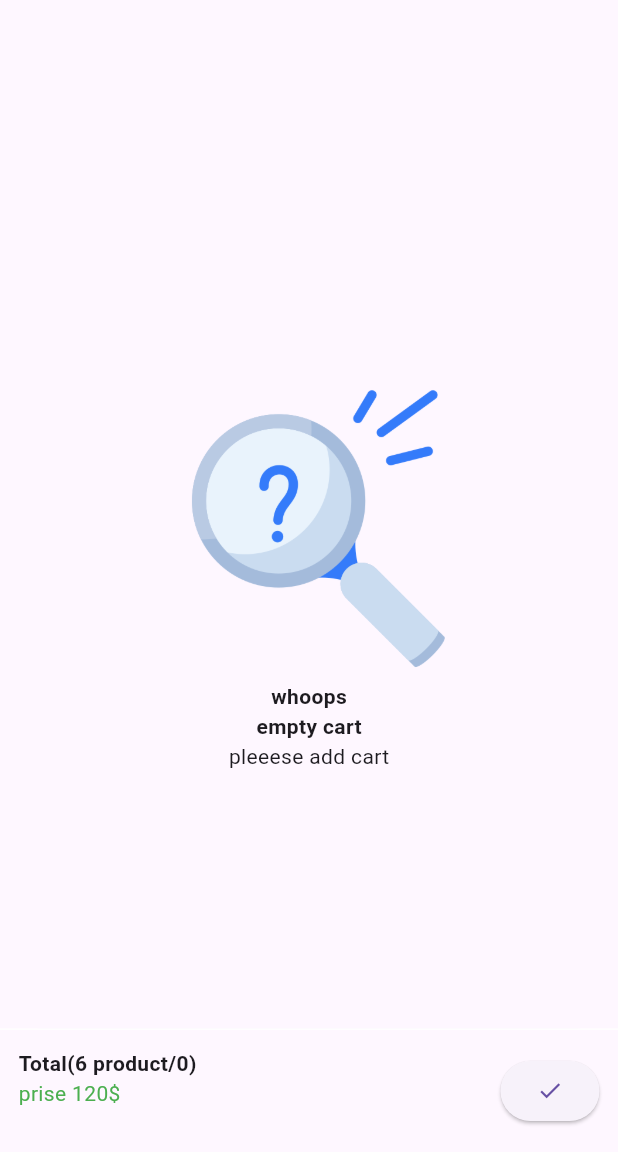
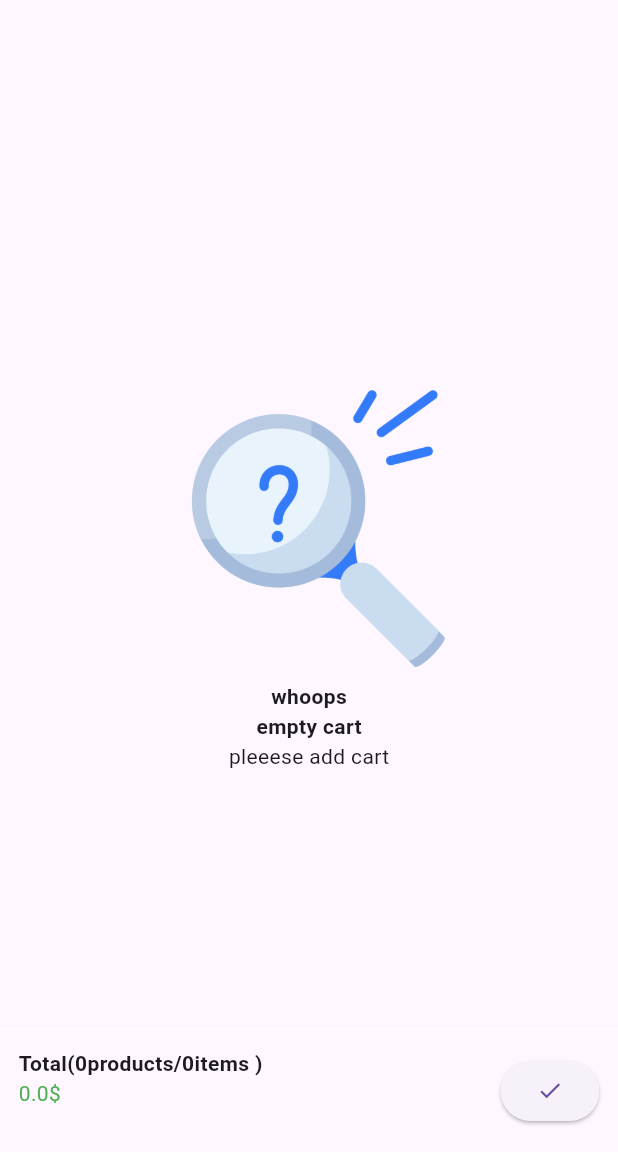
Before and after one commit to HussienAboSoker/shop_smart_users, a Flutter app: the CartSceen screen opened directly, on a phone screen of 412 x 824 dp, the part 84-1236 px from its top. Run offline on Flutter 3.47's test engine with Material 3 defaults, Android fonts, the phone set to English and light mode, and no system bars; our stand-ins replace card_swiper, fancy_shimmer_image, image_picker, ionicons, shared_preferences; missing offline and left inert: dynamic_height_grid_view; accounts and stored records are empty.

Commit message:
handel cart sreen (add 2  method for calculate total Quntity,)

```diff
--- a/lib/constants/imagepath.dart
+++ b/lib/constants/imagepath.dart
@@ -35,4 +35,6 @@ class ImagePath {
   static String roundedMap = "assets/images/rounded_map.png";
   static String successful = "assets/images/cloudy.png";
   static String warning = "assets/images/warning.png";
+  static String empty = "assets/images/No Product.png";
+
 }
--- a/lib/main.dart
+++ b/lib/main.dart
@@ -11,7 +11,7 @@ import 'package:shop_smart_users/screens/inner_screens/product_details.dart';
 import 'package:shop_smart_users/screens/inner_screens/view_recently.dart';
 import 'package:shop_smart_users/screens/inner_screens/wishlist.dart';
 import 'package:shop_smart_users/screens/auth/login_screen.dart';
-import 'package:shop_smart_users/screens/rootscreens.dart';
+import 'package:shop_smart_users/rootscreens.dart';
 import 'package:shop_smart_users/screens/searchscreen.dart';
 
 void main() {
@@ -34,6 +34,9 @@ class MyApp extends StatelessWidget {
           return ProductProvider();
         }),
          ChangeNotifierProvider(create: (_) {
+          return CartProvider();
+        }),
+          ChangeNotifierProvider(create: (_) {
           return CartProvider();
         }),
       ],
--- a/lib/models/cart_model.dart
+++ b/lib/models/cart_model.dart
@@ -1,9 +1,10 @@
 import 'package:flutter/material.dart';
 
 class CartModel with ChangeNotifier{
- final String productId,cartid;
+ final String productId,cartId;
  final int countatiy;
- CartModel({required this.productId, required this.cartid, required this.countatiy});
+ CartModel({required this.productId, required this.cartId, required this.countatiy});
+
 
 
 }
--- a/lib/providers/cart_provider.dart
+++ b/lib/providers/cart_provider.dart
@@ -1,5 +1,7 @@
 import 'package:flutter/material.dart';
 import 'package:shop_smart_users/models/cart_model.dart';
+import 'package:shop_smart_users/models/product_model.dart';
+import 'package:shop_smart_users/providers/product_provider.dart';
 import 'package:uuid/uuid.dart';
 
 class CartProvider with ChangeNotifier {
@@ -13,16 +15,43 @@ class CartProvider with ChangeNotifier {
     _cartproducts.putIfAbsent(
       productId, //key
       () => CartModel(
-          productId: productId, cartid: const Uuid().v4(), countatiy: 1),
+          productId: productId, cartId: const Uuid().v4(), countatiy: 1),
     );
-     notifyListeners() ;
+    notifyListeners();
   }
 
   bool isProductInCart({required String productId}) {
     return _cartproducts.containsKey(productId);
-
   }
 
+  deltecart({required cartId}) {
+    _cartproducts.remove(cartId);
+  }
 
+  double totalPice({required ProductProvider productprovider}) {
+    double total = 0;
 
+    _cartproducts.forEach(
+      (key, value) {
+        final currnatproduct = productprovider.productById(value.cartId);
+        if (currnatproduct == null) {
+          total += 0;
+        } else {
+          total += double.parse(currnatproduct.productPrice) * value.countatiy;
+        }
+      },
+    );
+
+    return total;
+  }
+
+  int quntitycart() {
+    int total = 0;
+    _cartproducts.forEach(
+      (key, value) {
+        total += value.countatiy;
+      },
+    );
+    return total;
+  }
 }
--- a/lib/screens/auth/login_screen.dart
+++ b/lib/screens/auth/login_screen.dart
@@ -2,7 +2,7 @@ import 'package:flutter/material.dart';
 import 'package:ionicons/ionicons.dart';
 import 'package:shop_smart_users/screens/auth/forgot_password_screen.dart';
 import 'package:shop_smart_users/screens/auth/sin_up_screen.dart';
-import 'package:shop_smart_users/screens/rootscreens.dart';
+import 'package:shop_smart_users/rootscreens.dart';
 import 'package:shop_smart_users/services/validation.dart';
 import 'package:shop_smart_users/widget/custom_textformfiled.dart';
 import 'package:shop_smart_users/widget/text/cutom_subtitle.dart';
--- a/lib/screens/cart/butttom_checkout.dart
+++ b/lib/screens/cart/butttom_checkout.dart
@@ -1,6 +1,7 @@
 import 'package:flutter/material.dart';
 import 'package:provider/provider.dart';
 import 'package:shop_smart_users/providers/cart_provider.dart';
+import 'package:shop_smart_users/providers/product_provider.dart';
 import 'package:shop_smart_users/widget/text/cutom_subtitle.dart';
 import 'package:shop_smart_users/widget/text/cutom_title.dart';
 
@@ -9,7 +10,8 @@ class ButtomCheckout extends StatelessWidget {
 
   @override
   Widget build(BuildContext context) {
-  final  cartprovider = Provider.of<CartProvider>(context);
+    final cartprovider = Provider.of<CartProvider>(context);
+    final productProvider = Provider.of<ProductProvider>(context);
     Size size = MediaQuery.of(context).size;
     return Flexible(
       child: Container(
@@ -25,15 +27,16 @@ class ButtomCheckout extends StatelessWidget {
         child: Row(
           mainAxisAlignment: MainAxisAlignment.spaceBetween,
           children: [
-             Flexible(
+            Flexible(
               child: Column(
                 crossAxisAlignment: CrossAxisAlignment.start,
                 children: [
                   CustomTitle(
                       label:
-                          "Total(6 product/${cartprovider.getcartproducts.length})"),
+                          "Total(${cartprovider.getcartproducts.length}products/${cartprovider.quntitycart()}items )"),
                   CustomsubTitle(
-                    label: "prise 120\$",
+                    label:
+                        "${cartprovider.totalPice(productprovider: productProvider)}\$",
                     color: Colors.green,
                   ),
                 ],
--- a/lib/widget/product/custom_product.dart
+++ b/lib/widget/product/custom_product.dart
@@ -41,7 +41,7 @@ class _CustomProductState extends State<CustomProduct> {
               Navigator.pushNamed(
                 context,
                 ProductDetails.nameSrceen,
-             //   arguments: currantproduct.productId,
+              arguments: currantproduct.productId,
               );
             },
             child: Column(
```
Also changed, not shown: lib/rootscreens.dart (renamed from lib/screens/rootscreens.dart, +19 -10 lines), lib/screens/cart/cart_screen.dart (+7 -2 lines), lib/screens/cart/custom_card.dart (+25 -12 lines), lib/screens/inner_screens/product_details.dart (+9 -5 lines), assets/images/No Product.png (added).
